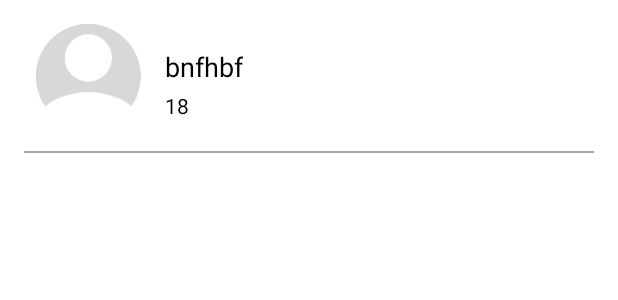
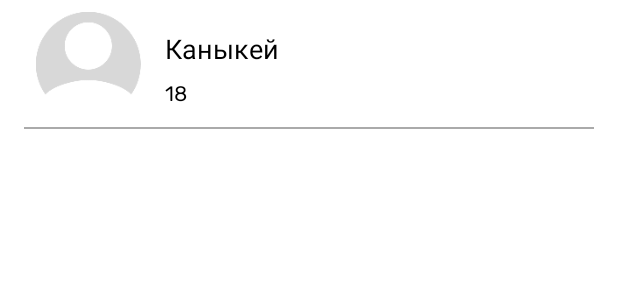
Before and after one commit to minionJerry/BabyMed, an Android app: the layout children_list_item.xml on its own in the app's theme, with its tools: preview values and no code run, on a phone screen of 412 x 824 dp. Shown: the top 300 px of the screen. Run offline under Robolectric (Android 15) with nearby library versions, the phone set to English and light mode, and no system bars.

Commit message:
changed font of main screen texts

```diff
--- a/app/src/main/res/layout/children_list_item.xml
+++ b/app/src/main/res/layout/children_list_item.xml
@@ -13,9 +13,9 @@
         android:layout_width="70dp"
         android:layout_height="70dp"
         android:layout_marginStart="24dp"
-        android:layout_marginTop="16dp"
+        android:layout_marginTop="8dp"
         android:layout_marginEnd="16dp"
-        android:layout_marginBottom="16dp"
+        android:layout_marginBottom="8dp"
         android:background="@drawable/default_avatar"
         android:contentDescription="baby photo"
         app:layout_constraintBottom_toBottomOf="parent"
@@ -30,13 +30,14 @@
         android:layout_width="0dp"
         android:layout_height="wrap_content"
         android:layout_marginStart="16dp"
-        android:layout_marginTop="32dp"
+        android:layout_marginTop="20dp"
+        android:fontFamily="@font/rubik"
         android:gravity="bottom|center_vertical"
-        android:text="bnfhbf"
         android:textColor="@android:color/black"
         android:textSize="18sp"
         app:layout_constraintStart_toEndOf="@+id/childPhoto"
-        app:layout_constraintTop_toTopOf="parent" />
+        app:layout_constraintTop_toTopOf="parent"
+        tools:text="Каныкей" />
 
     <TextView
         android:id="@+id/childAge"
@@ -45,10 +46,11 @@
         android:layout_marginStart="16dp"
         android:layout_marginTop="4dp"
         android:gravity="center_vertical"
-        android:text="18"
         android:textColor="@android:color/black"
+        android:fontFamily="@font/rubik"
         app:layout_constraintStart_toEndOf="@+id/childPhoto"
-        app:layout_constraintTop_toBottomOf="@+id/childName" />
+        app:layout_constraintTop_toBottomOf="@+id/childName"
+        tools:text="18" />
 
     <View
         android:id="@+id/view"
--- a/app/src/main/res/values/strings.xml
+++ b/app/src/main/res/values/strings.xml
@@ -1,7 +1,7 @@
 <resources>
     <string name="app_name">BabyMed</string>
     <string name="add_child">Add Child</string>
-    <string name="my_children">My children</string>
+    <string name="my_children">Мои дети</string>
     <string name="add_new_child">Add one more child</string>
     <string name="child">child</string>
     <string name="avatar_selection">Выберите аватар</string>
@@ -37,7 +37,7 @@
     <string name="name">Имя</string>
     <string name="age">Возраст</string>
     <string name="child_diseases">Перенесенные заболевания</string>
-    <string name="new_illness">Новое заболевание</string>
+    <string name="new_illness">Новое заболевание  </string>
     <string name="illness_name">Название заболевания</string>
     <string name="date">Дата</string>
     <string name="symptoms">Симптомы</string>
```
